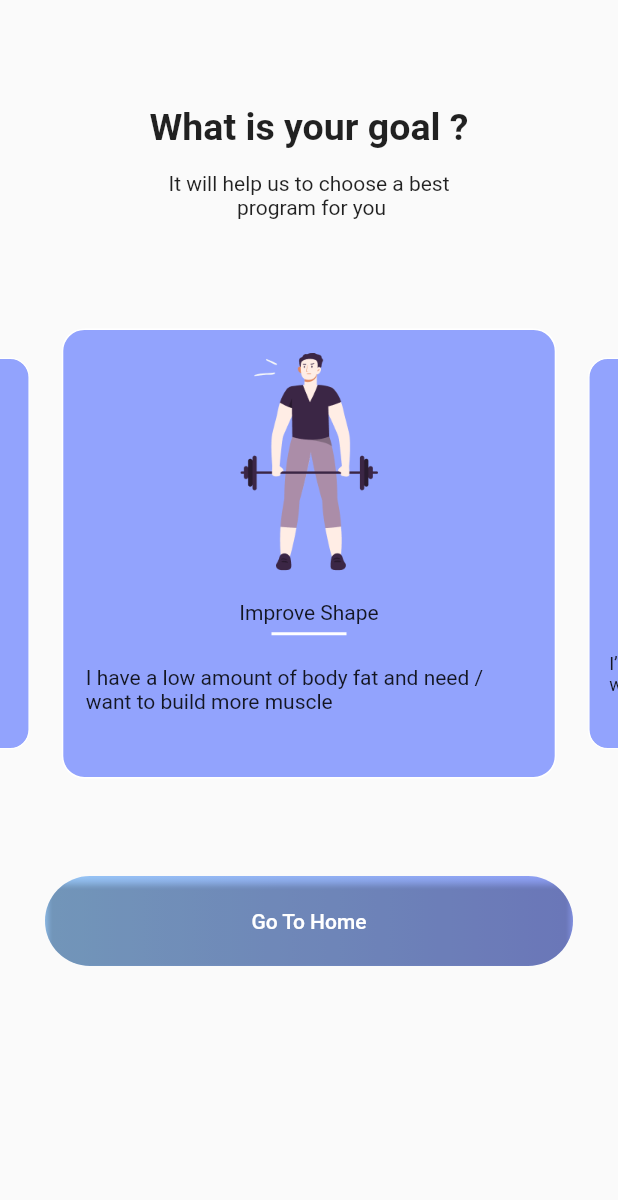
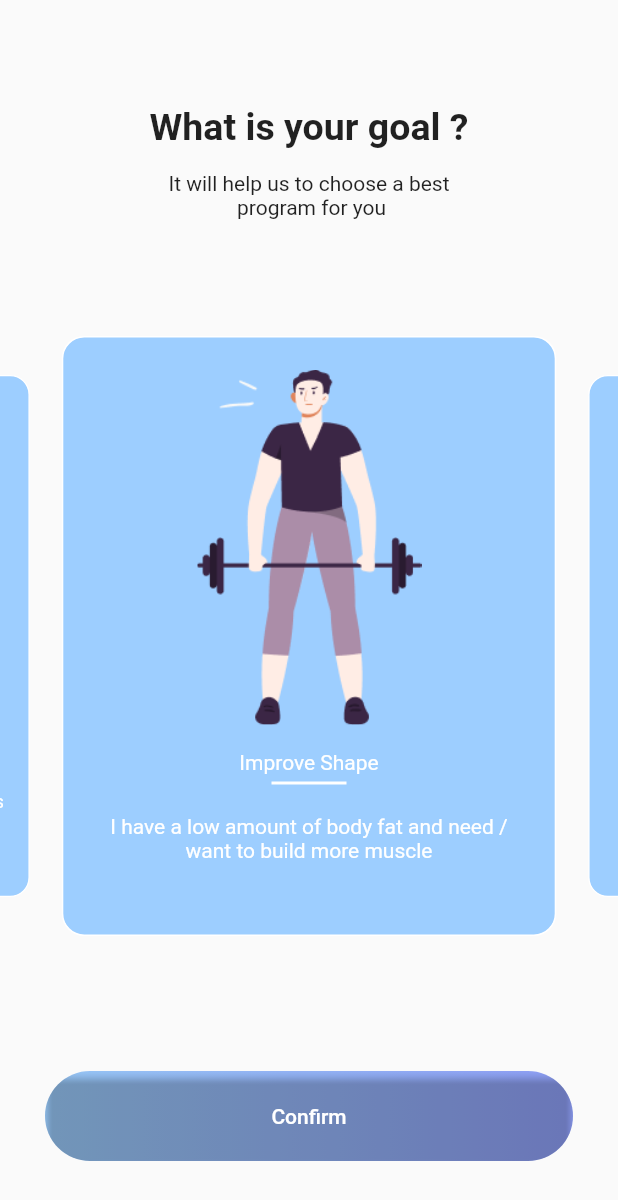
Before and after one commit to aisjac/fitness_app, a Flutter app: the CompleteProfileScreen screen opened directly, on a phone screen of 412 x 824 dp. Shown: the top 1200 px of the screen. Run offline on Flutter 3.47's test engine with Material 2 defaults, Android fonts, the phone set to English and light mode, and no system bars; drawn by our look-alikes of carousel_slider; our stand-ins replace flutter_svg, get, sleek_circular_slider.

Commit message:
[added] slider card resize

```diff
--- a/lib/screen/signup/complete_profile_screen.dart
+++ b/lib/screen/signup/complete_profile_screen.dart
@@ -39,14 +39,15 @@ class CompleteProfileScreen extends StatelessWidget {
                       ],
                     ),
                   ),
-                  Container(
+                  Expanded(
+                    child: Container(
                       height: 400,
                       margin: const EdgeInsets.only(top: 15, bottom: 15),
                       child: CarouselSlider.builder(
                         itemCount: controller.profileList.length,
                         options: CarouselOptions(
                           enlargeCenterPage: true,
-                        height: 300,
+                          height: 400,
                           autoPlay: false,
                           autoPlayInterval: const Duration(seconds: 3),
                           reverse: false,
@@ -55,13 +56,13 @@ class CompleteProfileScreen extends StatelessWidget {
                         itemBuilder: (context, index, pageViewIndex) {
                           //for onTap to redirect to another screen
                           return Container(
-                          height: 450,
+                            height: 500,
                             decoration: BoxDecoration(
                               borderRadius: BorderRadius.circular(15),
                               border: Border.all(
                                 color: Colors.white,
                               ),
-                            color: ColorManager.primaryColor,
+                              color: ColorManager.secondaryColor,
                             ),
                             child: Padding(
                               padding: const EdgeInsets.all(15.0),
@@ -69,13 +70,14 @@ class CompleteProfileScreen extends StatelessWidget {
                                 children: [
                                   Image.asset(
                                     controller.profileList[index].iconPath,
-                                  scale: 2,
+                                    height: 250,
+                                    width: 150,
                                   ),
-                                SizedBox(
-                                  height: 20,
+                                  const SizedBox(
+                                    height: 10,
                                   ),
-                                Text(controller.profileList[index].title),
-                                SizedBox(
+                                  Text(controller.profileList[index].title,style: const TextStyle(color: Colors.white),),
+                                  const SizedBox(
                                     height: 5,
                                   ),
                                   Container(
@@ -83,13 +85,14 @@ class CompleteProfileScreen extends StatelessWidget {
                                     width: 50,
                                     color: Colors.white,
                                   ),
-                                SizedBox(
+                                  const SizedBox(
                                     height: 20,
                                   ),
 
                                   Expanded(
                                     child: Text(
-                                        controller.profileList[index].details)),
+                                        controller.profileList[index].details,style: const TextStyle(color: Colors.white),textAlign: TextAlign.center,),
+                                  ),
                                 ],
                               ),
                             ),
@@ -97,13 +100,14 @@ class CompleteProfileScreen extends StatelessWidget {
                         },
                       ),
                     ),
+                  ),
                   Align(
                     alignment: Alignment.bottomCenter,
                     child: Padding(
                       padding: const EdgeInsets.only(
-                          left: 30.0, right: 30.0, bottom: 50.0),
+                          left: 30.0, right: 30.0,top: 20, bottom: 50.0),
                       child: CustomGradientButton(
-                          text: "Go To Home",
+                          text: "Confirm",
                           textColor: Colors.white,
                           onTap: () {}),
                     ),
--- a/lib/screen/signup/next_screen.dart
+++ b/lib/screen/signup/next_screen.dart
@@ -77,7 +77,7 @@ class NextScreen extends StatelessWidget {
                   padding: const EdgeInsets.only(
                       left: 30.0, right: 30.0, bottom: 50.0),
                   child: CustomGradientButton(
-                      text: "Go To Home",
+                      text: "Next >",
                       textColor: Colors.white,
                       onTap: () {
                         Get.to(const CompleteProfileScreen());
--- a/lib/screen/splash_screen.dart
+++ b/lib/screen/splash_screen.dart
@@ -48,7 +48,7 @@ class SplashScreen extends StatelessWidget {
                   child: Padding(
                     padding: const EdgeInsets.only(left: 30.0,right: 30.0,bottom: 50.0),
                     child: CustomButton(text: "Get Started",textColor: ColorManager.primaryColor, onTap: () {
-                      Get.to(()=> const SliderScreen());
+                      Get.to(()=> const OnBoardingOne());
                     }),
                   ),
                 ),
```
Lines whose indentation alone changed are shown as unchanged.
